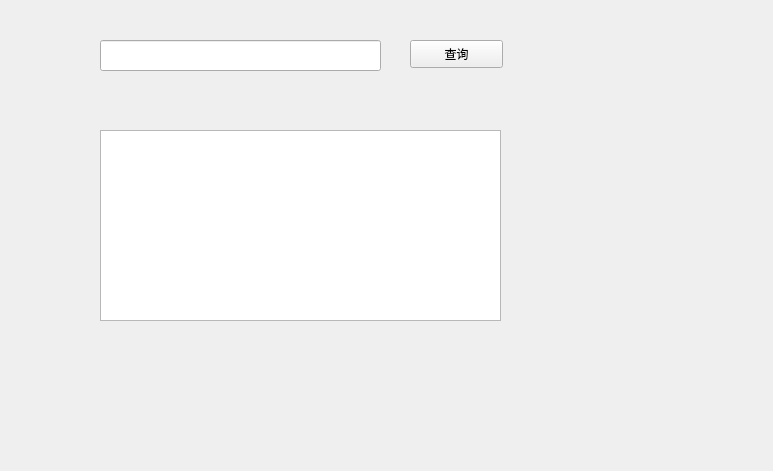
Before: the Qt Designer form testing/workingplane.ui in jack-SAI/testing, drawn with Qt 5.
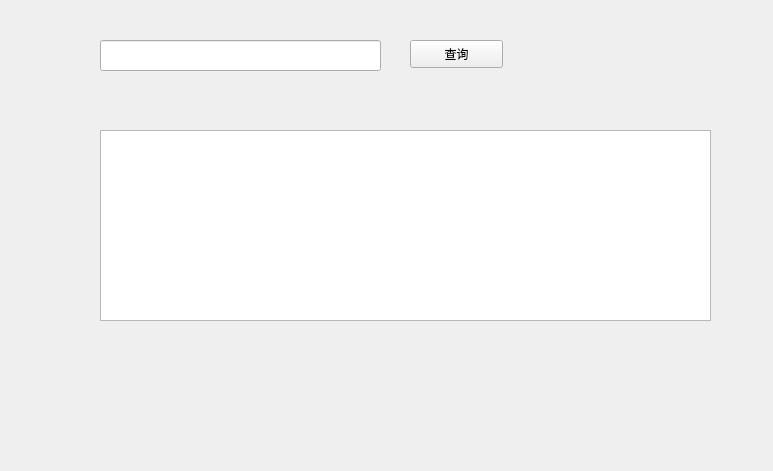
After: the same form once the commit is applied.

What changed in the file:
```diff
--- a/testing/workingplane.ui
+++ b/testing/workingplane.ui
@@ -41,7 +41,7 @@
     <rect>
      <x>100</x>
      <y>130</y>
-     <width>401</width>
+     <width>611</width>
      <height>191</height>
     </rect>
    </property>
```
